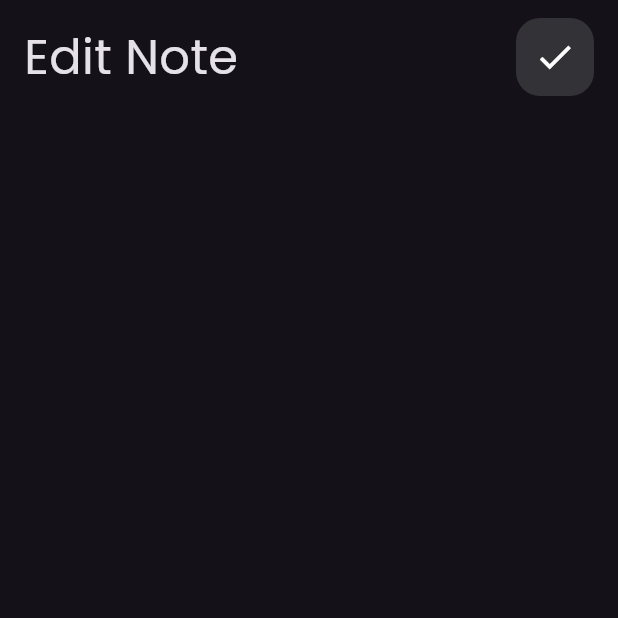
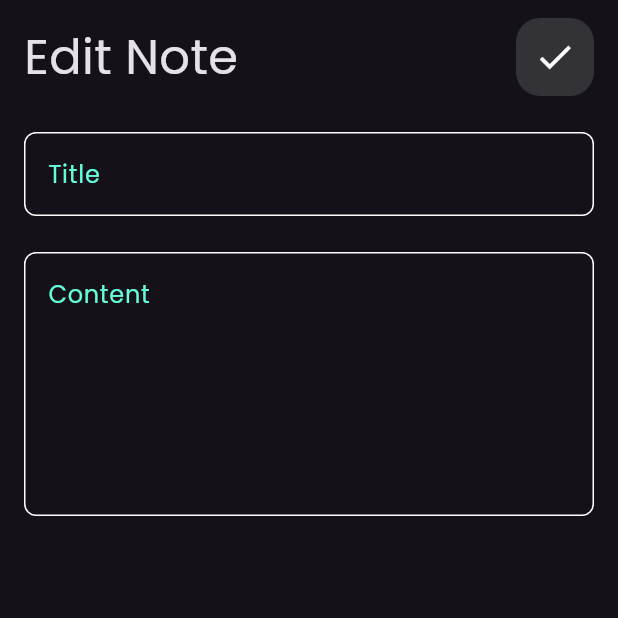
Before and after one commit to RehamIssa/notes_app, a Flutter app: the EditNoteView screen opened directly, on a phone screen of 412 x 824 dp, the top half of it. Run offline on Flutter 3.47's test engine with Material 3 defaults, Android fonts, the phone set to English and light mode, and no system bars.

Commit message:
edit view ui is done

```diff
--- a/lib/widgets/edit_view_body.dart
+++ b/lib/widgets/edit_view_body.dart
@@ -1,5 +1,6 @@
 import 'package:flutter/material.dart';
 import 'package:notes_app/widgets/custom_app_bar.dart';
+import 'package:notes_app/widgets/custom_text_field.dart';
 
 class EditNoteViewBody extends StatelessWidget {
   const EditNoteViewBody({super.key});
@@ -17,6 +18,19 @@ class EditNoteViewBody extends StatelessWidget {
             title: 'Edit Note',
             icon: Icons.check,
           ),
+          SizedBox(
+            height: 24,
+          ),
+          CustomTextField(
+            hintText: 'Title',
+          ),
+          SizedBox(
+            height: 24,
+          ),
+          CustomTextField(
+            hintText: 'Content',
+            maxLines: 6,
+          ),
         ],
       ),
     );
```
